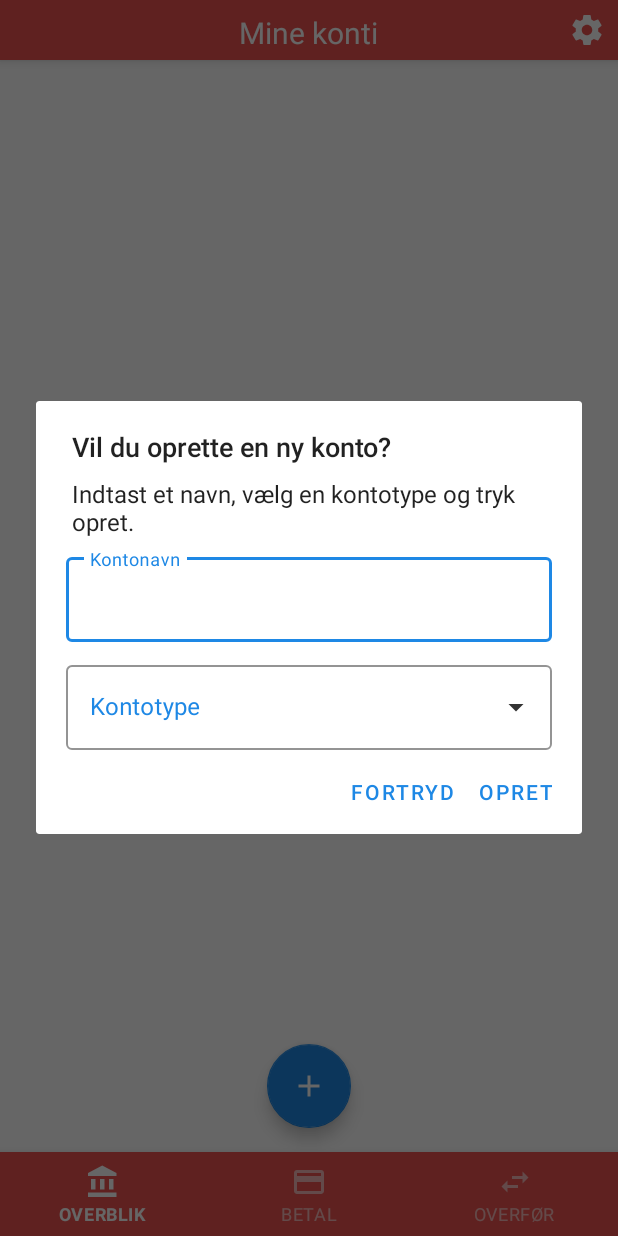
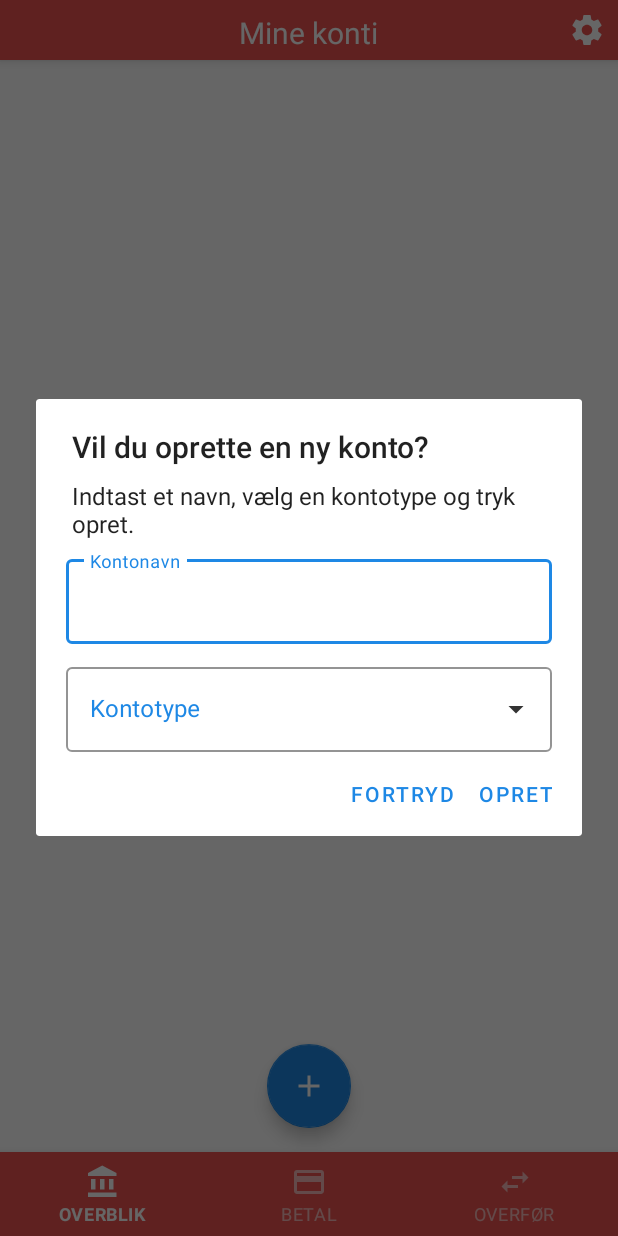
Before and after one commit to maxmhoff/MaxBank, an Android app: the AccountBalanceFragment screen opened directly, with no data from a screen before it, after a tap on an icon or button, on a phone screen of 412 x 824 dp. Run offline under Robolectric (Android 15) with nearby library versions, the phone set to English and light mode, and no system bars; our stand-ins replace Firebase (no records; nobody signed in at launch, a user with empty details on screens opened directly); libraries missing offline, so code that uses them is left out: com.firebase.ui; 1 statement that could not run was skipped.

Commit message:
Added CreateAccountDialogFragment to fix a few bugs.

```diff
--- a/app/src/main/java/com/example/maxbank/MainActivity.java
+++ b/app/src/main/java/com/example/maxbank/MainActivity.java
@@ -46,7 +46,7 @@ public class MainActivity extends AppCompatActivity implements
     private static final String FRAGMENT_STATE = "FRAGMENT_STATE";
     private static final String USER_KEY = "USER_KEY";
 
-    public int fragmentId;
+    private int fragmentId;
 
     private UserViewModel userViewModel;
     private FirebaseUser currentUser;
@@ -204,4 +204,8 @@ public class MainActivity extends AppCompatActivity implements
     public void onFragmentInteraction(String title) {
         textViewTitle.setText(title);
     }
+
+    public UserViewModel getUserViewModel() {
+        return userViewModel;
+    }
 }
--- a/app/src/main/java/com/example/maxbank/fragments/AccountBalanceFragment.java
+++ b/app/src/main/java/com/example/maxbank/fragments/AccountBalanceFragment.java
@@ -1,10 +1,10 @@
 package com.example.maxbank.fragments;
 
+import androidx.fragment.app.DialogFragment;
 import androidx.fragment.app.FragmentManager;
 import androidx.fragment.app.FragmentTransaction;
 
 import android.content.Context;
-import android.content.DialogInterface;
 import android.os.Build;
 import android.os.Bundle;
 
@@ -22,22 +22,14 @@ import android.view.View;
 import android.view.ViewGroup;
 import android.view.animation.AnimationUtils;
 import android.view.animation.LayoutAnimationController;
-import android.view.inputmethod.InputMethodManager;
-import android.widget.ArrayAdapter;
-import android.widget.AutoCompleteTextView;
 
 import com.example.maxbank.R;
 import com.example.maxbank.adapters.AccountAdapter;
+import com.example.maxbank.fragments.dialogs.CreateAccountDialogFragment;
 import com.example.maxbank.objects.Account;
 import com.example.maxbank.objects.User;
-import com.example.maxbank.repositories.FireStoreRepo;
 import com.example.maxbank.viewmodels.UserViewModel;
-import com.google.android.material.dialog.MaterialAlertDialogBuilder;
 import com.google.android.material.floatingactionbutton.FloatingActionButton;
-import com.google.android.material.snackbar.Snackbar;
-import com.google.android.material.textfield.TextInputEditText;
-
-import java.math.BigDecimal;
 
 @RequiresApi(api = Build.VERSION_CODES.O)
 public class AccountBalanceFragment extends Fragment implements AccountAdapter.OnItemClickListener {
@@ -173,87 +165,23 @@ public class AccountBalanceFragment extends Fragment implements AccountAdapter.O
             public void onClick(final View v) {
                 switch (v.getId()){
                     case R.id.fab:
-                        MaterialAlertDialogBuilder builder = new MaterialAlertDialogBuilder(getContext(), R.style.AlertDialogCustom).setTitle(R.string.create_account_title);
-                        final View viewInflated = LayoutInflater.from(getContext()).inflate(R.layout.form_create_account, (ViewGroup) getView(), false);
-                        builder.setView(viewInflated);
-
-                        // populating the spinner
-                        final AutoCompleteTextView textViewAccountType = viewInflated.findViewById(R.id.create_account_type);
-                        ArrayAdapter<String> adapter = new ArrayAdapter<>(getContext(),
-                                R.layout.dropdown_menu_popup_item, getResources().getStringArray(R.array.account_types));
-                        if(textViewAccountType != null){
-                            textViewAccountType.setAdapter(adapter);
-                        }
-
-                        final TextInputEditText inputAccountName =  viewInflated.findViewById(R.id.create_account_name);
-
-                        // to dismiss the keyboard, when we click somewhere else.
-                        inputAccountName.setOnFocusChangeListener(new View.OnFocusChangeListener() {
-                            @Override
-                            public void onFocusChange(View v, boolean hasFocus) {
-                                InputMethodManager imm = (InputMethodManager)getContext().getSystemService(Context.INPUT_METHOD_SERVICE);
-                                imm.hideSoftInputFromWindow(inputAccountName.getWindowToken(), 0);
-                            }
-                        });
-
-
-                        builder.setMessage(R.string.create_account_description)
-                                .setNegativeButton(R.string.cancel, null)
-                                .setPositiveButton(R.string.create, new DialogInterface.OnClickListener() {
-                                    @Override
-                                    public void onClick(DialogInterface dialog, int which) {
-                                        // checking if inputs are empty before calling the repo to store the account.
-                                        if(!inputAccountName.getText().toString().equals("") &&
-                                                !textViewAccountType.getText().toString().equals("")){
-
-                                            // making sure the account name isn't already in use.
-                                            boolean accountNameTaken = false;
-                                            for (Account account: userViewModel.getUser().getValue().getAccounts()) {
-                                                if(inputAccountName.getText().toString().toLowerCase().equals(account.getName().toLowerCase())){
-                                                    accountNameTaken = true;
-                                                }
-                                            }
-                                            if(!accountNameTaken){
-                                                //making sure a userViewModel has a branch assigned if the userViewModel is trying to make a business account.
-                                                String type = typeConversion(textViewAccountType.getText().toString());
-                                                if(type.equals("business") && userViewModel.getUser().getValue().getBranch().equals("Ingen")){
-                                                    Snackbar.make(v, R.string.snackbar_business_account_without_branch, Snackbar.LENGTH_LONG).show();
-                                                } else {
-                                                    FireStoreRepo fireStoreRepo = new FireStoreRepo();
-                                                    fireStoreRepo.saveAccount(
-                                                            userViewModel.getUser().getValue().getId(),
-                                                            inputAccountName.getText().toString(),
-                                                            type,
-                                                            BigDecimal.valueOf(0));
-                                                }
-                                            } else {
-                                                Snackbar.make(v, R.string.snackbar_account_name_in_use, Snackbar.LENGTH_LONG).show();
-                                            }
-
-                                        }
-
-                                    }
-                                })
-                                .show();
+                        showCreateAccountDialog();
                         break;
                 }
             }
         };
     }
 
-    private String typeConversion(String type){
-        switch (type.toLowerCase()){
-            case "privat":
-                return "default";
-            case "budget":
-                return "budget";
-            case "pension":
-                return "pension";
-            case "opsparing":
-                return "savings";
-            case "erhverv":
-                return "business";
+    private void showCreateAccountDialog(){
+        FragmentManager fm = getActivity().getSupportFragmentManager();
+        FragmentTransaction ft = fm.beginTransaction();
+        Fragment prev = fm.findFragmentByTag("dialog");
+        if (prev != null) {
+            ft.remove(prev);
         }
-        return null;
+        ft.addToBackStack(null);
+
+        DialogFragment dialogFrag = CreateAccountDialogFragment.newInstance();
+        dialogFrag.show(getFragmentManager().beginTransaction(), "dialog");
     }
 }
--- a/app/src/main/java/com/example/maxbank/fragments/PaymentFragment.java
+++ b/app/src/main/java/com/example/maxbank/fragments/PaymentFragment.java
@@ -178,6 +178,7 @@ public class PaymentFragment extends Fragment {
             }
         });
     }
+
     private View.OnClickListener onClickListener(){
         return new View.OnClickListener() {
             @Override
@@ -233,7 +234,6 @@ public class PaymentFragment extends Fragment {
         dialogFrag.show(getFragmentManager().beginTransaction(), "dialog");
     }
 
-
     private void toggleViewsEnabled(boolean toggle){
         inputAmount.setEnabled(toggle);
         inputFromAccount.setEnabled(toggle);
--- /dev/null
+++ b/app/src/main/java/com/example/maxbank/fragments/dialogs/CreateAccountDialogFragment.java
@@ -0,0 +1,157 @@
+package com.example.maxbank.fragments.dialogs;
+
+import android.app.Activity;
+import androidx.appcompat.app.AlertDialog;
+import android.app.Dialog;
+import android.content.Context;
+import android.content.DialogInterface;
+import android.os.Bundle;
+import android.view.LayoutInflater;
+import android.view.View;
+import android.view.ViewGroup;
+import android.view.inputmethod.InputMethodManager;
+import android.widget.ArrayAdapter;
+import android.widget.AutoCompleteTextView;
+import android.widget.Button;
+
+import com.example.maxbank.MainActivity;
+import com.example.maxbank.R;
+import com.example.maxbank.objects.Account;
+import com.example.maxbank.repositories.FireStoreRepo;
+import com.example.maxbank.viewmodels.UserViewModel;
+import com.google.android.material.dialog.MaterialAlertDialogBuilder;
+import com.google.android.material.snackbar.Snackbar;
+import com.google.android.material.textfield.TextInputEditText;
+import com.google.firebase.auth.FirebaseAuth;
+import com.google.firebase.auth.FirebaseUser;
+
+import java.math.BigDecimal;
+
+import androidx.annotation.NonNull;
+import androidx.annotation.Nullable;
+import androidx.fragment.app.DialogFragment;
+
+public class CreateAccountDialogFragment extends DialogFragment {
+
+    private FirebaseAuth mAuth;
+    private FirebaseUser currentUser;
+
+    private Activity mActivity;
+
+    public static CreateAccountDialogFragment newInstance(){
+        return new CreateAccountDialogFragment();
+    }
+
+    @Override
+    public void onCreate(@Nullable Bundle savedInstanceState) {
+        super.onCreate(savedInstanceState);
+        mAuth = FirebaseAuth.getInstance();
+        currentUser = mAuth.getCurrentUser();
+    }
+
+    @Override
+    public void onAttach(@NonNull Context context) {
+        super.onAttach(context);
+        if (context instanceof Activity){
+            mActivity = (Activity) context;
+        }
+    }
+
+    @NonNull
+    @Override
+    public Dialog onCreateDialog(@Nullable Bundle savedInstanceState) {
+        final UserViewModel userViewModel = ((MainActivity) getActivity()).getUserViewModel();
+
+        final View viewInflated = LayoutInflater.from(getContext()).inflate(R.layout.form_create_account, (ViewGroup) getView(), false);
+
+        // populating the spinner
+        final AutoCompleteTextView textViewAccountType = viewInflated.findViewById(R.id.create_account_type);
+        ArrayAdapter<String> adapter = new ArrayAdapter<>(getContext(),
+                R.layout.dropdown_menu_popup_item, getResources().getStringArray(R.array.account_types));
+        if(textViewAccountType != null){
+            textViewAccountType.setAdapter(adapter);
+        }
+
+        final TextInputEditText inputAccountName =  viewInflated.findViewById(R.id.create_account_name);
+
+        // to dismiss the keyboard, when we click somewhere else.
+        inputAccountName.setOnFocusChangeListener(new View.OnFocusChangeListener() {
+            @Override
+            public void onFocusChange(View v, boolean hasFocus) {
+                InputMethodManager imm = (InputMethodManager)getContext().getSystemService(Context.INPUT_METHOD_SERVICE);
+                imm.hideSoftInputFromWindow(inputAccountName.getWindowToken(), 0);
+            }
+        });
+
+
+        final AlertDialog builder = new MaterialAlertDialogBuilder(getContext(), R.style.AlertDialogCustom)
+                .setTitle(R.string.create_account_title)
+                .setMessage(R.string.create_account_description)
+                .setView(viewInflated)
+                .setNegativeButton(R.string.cancel, null)
+                .setPositiveButton(R.string.create, null)
+                .create();
+
+        builder.getWindow().setLayout(ViewGroup.LayoutParams.MATCH_PARENT,
+                builder.getWindow().getAttributes().height);
+
+        builder.setOnShowListener(new DialogInterface.OnShowListener() {
+            @Override
+            public void onShow(DialogInterface dialog) {
+                Button btnPositive = ((AlertDialog) dialog).getButton(AlertDialog.BUTTON_POSITIVE);
+                btnPositive.setOnClickListener(new View.OnClickListener() {
+                    @Override
+                    public void onClick(View v) {
+                        // checking if inputs are empty before calling the repo to store the account.
+                        if(!inputAccountName.getText().toString().equals("") &&
+                                !textViewAccountType.getText().toString().equals("")){
+
+                            // making sure the account name isn't already in use.
+                            boolean accountNameTaken = false;
+                            for (Account account: userViewModel.getUser().getValue().getAccounts()) {
+                                if(inputAccountName.getText().toString().toLowerCase().equals(account.getName().toLowerCase())){
+                                    accountNameTaken = true;
+                                }
+                            }
+                            if(!accountNameTaken){
+                                //making sure a userViewModel has a branch assigned if the userViewModel is trying to make a business account.
+                                String type = typeConversion(textViewAccountType.getText().toString());
+                                if(type.equals("business") && userViewModel.getUser().getValue().getBranch().equals("Ingen")){
+                                    Snackbar.make(getView(), R.string.snackbar_business_account_without_branch, Snackbar.LENGTH_LONG).show();
+                                } else {
+                                    FireStoreRepo fireStoreRepo = new FireStoreRepo();
+                                    fireStoreRepo.saveAccount(
+                                            userViewModel.getUser().getValue().getId(),
+                                            inputAccountName.getText().toString(),
+                                            type,
+                                            BigDecimal.valueOf(0));
+                                    dismiss();
+                                }
+                            } else {
+                                Snackbar.make(getView(), R.string.snackbar_account_name_in_use, Snackbar.LENGTH_LONG).show();
+                            }
+
+                        }
+                    }
+                });
+            }
+        });
+        return builder;
+    }
+
+    private String typeConversion(String type){
+        switch (type.toLowerCase()){
+            case "privat":
+                return "default";
+            case "budget":
+                return "budget";
+            case "pension":
+                return "pension";
+            case "opsparing":
+                return "savings";
+            case "erhverv":
+                return "business";
+        }
+        return null;
+    }
+}
--- a/app/src/main/java/com/example/maxbank/fragments/dialogs/NemIdDialogFragment.java
+++ b/app/src/main/java/com/example/maxbank/fragments/dialogs/NemIdDialogFragment.java
@@ -15,8 +15,6 @@ import com.example.maxbank.R;
 import com.google.android.material.chip.Chip;
 import com.google.android.material.dialog.MaterialAlertDialogBuilder;
 import com.google.android.material.textfield.TextInputEditText;
-import com.google.firebase.auth.FirebaseAuth;
-import com.google.firebase.auth.FirebaseUser;
 
 import java.util.Random;
 
@@ -29,9 +27,6 @@ public class NemIdDialogFragment extends DialogFragment {
 
     private static final String TITLE_KEY = "TITLE_KEY";
     private String title;
-
-    private FirebaseAuth mAuth;
-    private FirebaseUser currentUser;
 
     public NemIdDialogFragment() {
         // Required empty public constructor
@@ -51,8 +46,6 @@ public class NemIdDialogFragment extends DialogFragment {
         if (getArguments() != null) {
             title = getArguments().getString(TITLE_KEY);
         }
-        mAuth = FirebaseAuth.getInstance();
-        currentUser = mAuth.getCurrentUser();
     }
 
     @NonNull
--- a/app/src/main/java/com/example/maxbank/repositories/FireStoreRepo.java
+++ b/app/src/main/java/com/example/maxbank/repositories/FireStoreRepo.java
@@ -207,7 +207,7 @@ public class FireStoreRepo {
                 .addOnSuccessListener(new OnSuccessListener<DocumentReference>() {
                     @Override
                     public void onSuccess(DocumentReference documentReference) {
-                        Log.d(TAG, "Account written with ID: " + documentReference.getId());
+                        Log.d(TAG, "Account with ID: " + documentReference.getId() + " was successfully created.");
                     }
                 })
                 .addOnFailureListener(new OnFailureListener() {
```
Also changed, not shown: 1 other file.
